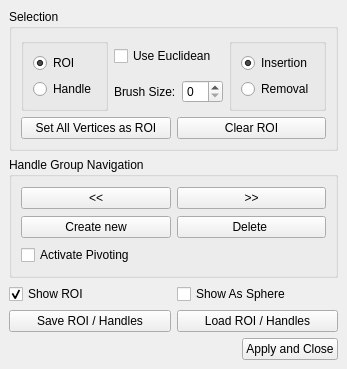
Qt form Polyhedron/demo/Polyhedron/Deform_mesh.ui (CGAL/cgal) before a commit.
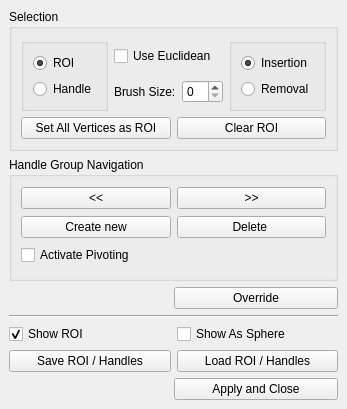
The same form after that commit.

Commit message: Introducing override function.

```diff
--- a/Polyhedron/demo/Polyhedron/Deform_mesh.ui
+++ b/Polyhedron/demo/Polyhedron/Deform_mesh.ui
@@ -7,7 +7,7 @@
     <x>0</x>
     <y>0</y>
     <width>317</width>
-    <height>369</height>
+    <height>409</height>
    </rect>
   </property>
   <property name="windowTitle">
@@ -177,6 +177,43 @@
       </layout>
      </widget>
     </item>
+    <item>
+     <layout class="QHBoxLayout" name="horizontalLayout_7">
+      <item>
+       <spacer name="horizontalSpacer_2">
+        <property name="orientation">
+         <enum>Qt::Horizontal</enum>
+        </property>
+        <property name="sizeHint" stdset="0">
+         <size>
+          <width>40</width>
+          <height>20</height>
+         </size>
+        </property>
+       </spacer>
+      </item>
+      <item>
+       <widget class="QPushButton" name="OverridePushButton">
+        <property name="sizePolicy">
+         <sizepolicy hsizetype="MinimumExpanding" vsizetype="Fixed">
+          <horstretch>0</horstretch>
+          <verstretch>0</verstretch>
+         </sizepolicy>
+        </property>
+        <property name="text">
+         <string>Override</string>
+        </property>
+       </widget>
+      </item>
+     </layout>
+    </item>
+    <item>
+     <widget class="Line" name="line">
+      <property name="orientation">
+       <enum>Qt::Horizontal</enum>
+      </property>
+     </widget>
+    </item>
     <item>
      <layout class="QHBoxLayout" name="horizontalLayout_5">
       <item>
@@ -236,6 +273,12 @@
       </item>
       <item>
        <widget class="QPushButton" name="ApplyAndClosePushButton">
+        <property name="sizePolicy">
+         <sizepolicy hsizetype="MinimumExpanding" vsizetype="Fixed">
+          <horstretch>0</horstretch>
+          <verstretch>0</verstretch>
+         </sizepolicy>
+        </property>
         <property name="text">
          <string>Apply and Close</string>
         </property>
```
The commit also changes 4 other files.
